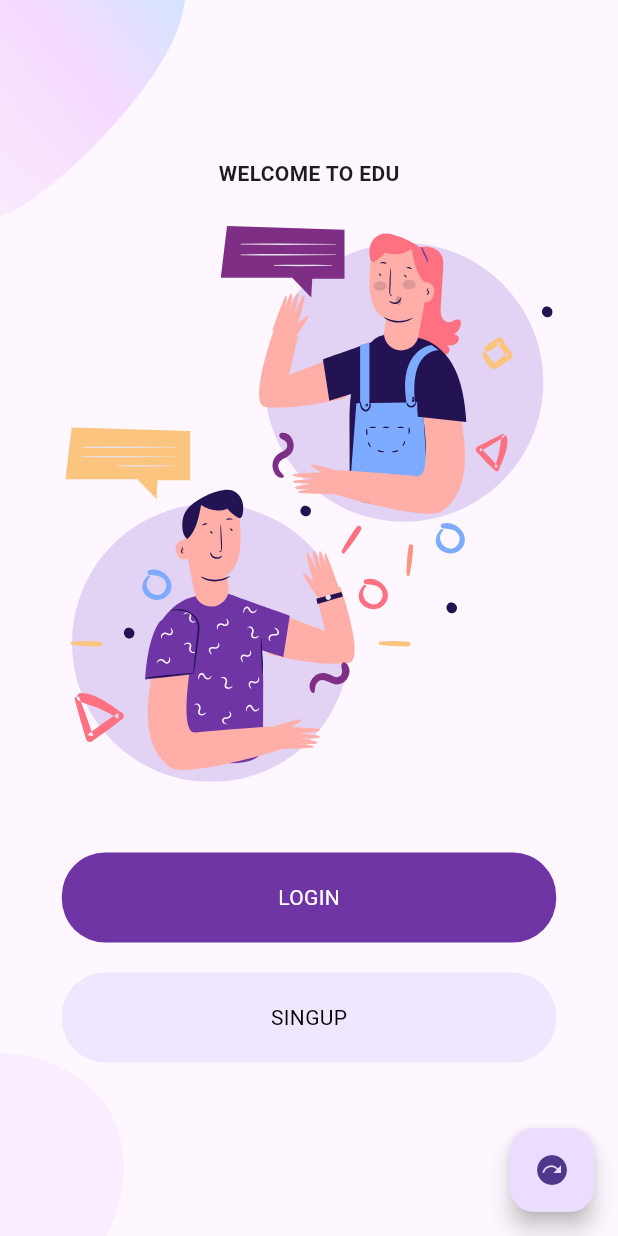
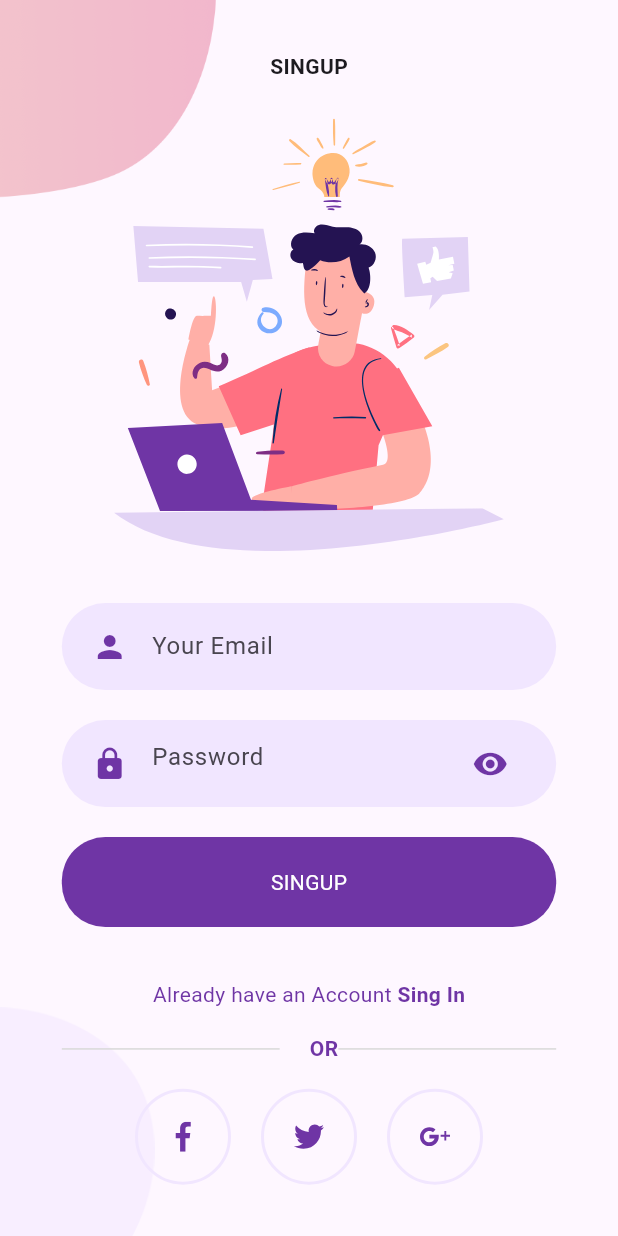
Before and after one commit to obidkhandev/homework---14-UI, a Flutter app: the screen it shows after launch, after a tap on "SINGUP", on a phone screen of 412 x 824 dp. Run offline on Flutter 3.47's test engine with Material 3 defaults, Android fonts, the phone set to English and light mode, and no system bars; our stand-ins replace flutter_svg.

Commit message:
completed one ui

```diff
--- a/lib/ui_8/screen/login/body.dart
+++ b/lib/ui_8/screen/login/body.dart
@@ -1,11 +1,12 @@
 import 'package:flutter/material.dart';
 import 'package:flutter_svg/flutter_svg.dart';
 import 'package:modul_4_homework_obidxon/ui_8/components/rounded_button.dart';
-import 'package:modul_4_homework_obidxon/ui_8/constants.dart';
+// import 'package:modul_4_homework_obidxon/ui_8/constants.dart';
 import 'package:modul_4_homework_obidxon/ui_8/screen/login/background.dart';
+import 'package:modul_4_homework_obidxon/ui_8/screen/sing_up/singup_screen.dart';
 import 'package:modul_4_homework_obidxon/ui_8/widget/already_have_an_account.dart';
 import 'package:modul_4_homework_obidxon/ui_8/widget/rounded_input_field.dart';
-import 'package:modul_4_homework_obidxon/ui_8/widget/text_field_container.dart';
+// import 'package:modul_4_homework_obidxon/ui_8/widget/text_field_container.dart';
 
 import '../../widget/rounded_password_field.dart';
 
@@ -16,16 +17,22 @@ class LoginBodyUi8 extends StatelessWidget {
 
   @override
   Widget build(BuildContext context) {
-    // Size size = MediaQuery.of(context).size;
+    Size size = MediaQuery.of(context).size;
     return BackgroundUi8(
       child: Column(
         mainAxisAlignment: MainAxisAlignment.center,
         children: [
           Text(
-            'Login',
+            'Login'.toUpperCase(),
             style: TextStyle(fontWeight: FontWeight.bold),
           ),
+          SizedBox(
+            height: size.height * 0.03,
+          ),
           SvgPicture.asset('assets/ui_8/icons/login.svg'),
+          SizedBox(
+            height: size.height * 0.03,
+          ),
           RoundedInputField(
             hintText: 'Your Email',
             onChanged: (value) {},
@@ -33,9 +40,24 @@ class LoginBodyUi8 extends StatelessWidget {
           RoundedPasswordField(
             onChanged: (value) {},
           ),
-          RoundedButtonUi8(text: 'Login', press: () {}),
+          RoundedButtonUi8(
+            text: 'Login',
+            press: () {},
+          ),
+          SizedBox(
+            height: size.height * 0.03,
+          ),
           AlReadyAnAccountCheck(
-            press: (){},
+            press: () {
+              Navigator.push(
+                context,
+                MaterialPageRoute(
+                  builder: (context) {
+                    return SingUpUi8();
+                  },
+                ),
+              );
+            },
           ),
         ],
       ),
--- /dev/null
+++ b/lib/ui_8/screen/sing_up/backround.dart
@@ -0,0 +1,41 @@
+import 'package:flutter/material.dart';
+
+class SingUpBackgroundUi8 extends StatelessWidget {
+  const SingUpBackgroundUi8({
+    super.key,
+    required this.child,
+  });
+
+  final Widget child;
+
+  @override
+  Widget build(BuildContext context) {
+    Size size = MediaQuery.of(context).size;
+    return SizedBox(
+      height: size.height,
+      width: double.infinity,
+      child: Stack(
+        alignment: Alignment.center,
+        children: [
+          Positioned(
+            left: 0,
+            top: 0,
+            child: Image.asset(
+              'assets/ui_8/images/signup_top.png',
+              width: size.width * 0.35,
+            ),
+          ),
+          Positioned(
+            left: 0,
+            bottom: 0,
+            child: Image.asset(
+              'assets/ui_8/images/main_bottom.png',
+              width: size.width * 0.25,
+            ),
+          ),
+          child,
+        ],
+      ),
+    );
+  }
+}
--- /dev/null
+++ b/lib/ui_8/screen/sing_up/body.dart
@@ -0,0 +1,84 @@
+import 'package:flutter/material.dart';
+import 'package:flutter_svg/flutter_svg.dart';
+import 'package:modul_4_homework_obidxon/ui_8/components/rounded_button.dart';
+import 'package:modul_4_homework_obidxon/ui_8/constants.dart';
+import 'package:modul_4_homework_obidxon/ui_8/screen/login/login_screen.dart';
+import 'package:modul_4_homework_obidxon/ui_8/screen/sing_up/backround.dart';
+import 'package:modul_4_homework_obidxon/ui_8/screen/sing_up/local_icon.dart';
+import 'package:modul_4_homework_obidxon/ui_8/screen/sing_up/or_divider.dart';
+import 'package:modul_4_homework_obidxon/ui_8/widget/already_have_an_account.dart';
+import 'package:modul_4_homework_obidxon/ui_8/widget/rounded_input_field.dart';
+import 'package:modul_4_homework_obidxon/ui_8/widget/rounded_password_field.dart';
+
+class SingUpBodyUi8 extends StatelessWidget {
+  final Widget child;
+  const SingUpBodyUi8({super.key, required this.child});
+
+  @override
+  Widget build(BuildContext context) {
+    Size size = MediaQuery.of(context).size;
+    return SingleChildScrollView(
+      child: SingUpBackgroundUi8(
+        child: Column(
+          mainAxisAlignment: MainAxisAlignment.center,
+          children: [
+            Text(
+              'SingUp'.toUpperCase(),
+              style: TextStyle(fontWeight: FontWeight.bold),
+            ),
+            SizedBox(
+              height: size.height * 0.03,
+            ),
+            SvgPicture.asset(
+              'assets/ui_8/icons/signup.svg',
+              height: size.height * 0.35,
+            ),
+            SizedBox(
+              height: size.height * 0.03,
+            ),
+            RoundedInputField(
+              hintText: 'Your Email',
+              onChanged: (value) {},
+            ),
+            RoundedPasswordField(onChanged: (value) {}),
+            RoundedButtonUi8(
+              text: 'SingUp'.toUpperCase(),
+              press: () {},
+            ),
+            SizedBox(
+              height: size.height * 0.03,
+            ),
+            AlReadyAnAccountCheck(
+              press: () {
+                Navigator.push(
+                  context,
+                  MaterialPageRoute(
+                    builder: (context) {
+                      return LoginScreenUi8();
+                    },
+                  ),
+                );
+              },
+              login: false,
+            ),
+            OrDividerUi8(),
+            Row(
+              mainAxisAlignment: MainAxisAlignment.center,
+              children: [
+                LocalIcon(
+                  imgIcon: 'assets/ui_8/icons/facebook.svg',
+                ),
+                LocalIcon(
+                  imgIcon: 'assets/ui_8/icons/twitter.svg',
+                ),
+                LocalIcon(
+                  imgIcon: 'assets/ui_8/icons/google-plus.svg',
+                ),
+              ],
+            ),
+          ],
+        ),
+      ),
+    );
+  }
+}
--- /dev/null
+++ b/lib/ui_8/screen/sing_up/local_icon.dart
@@ -0,0 +1,37 @@
+import 'package:flutter/material.dart';
+import 'package:flutter_svg/svg.dart';
+import 'package:modul_4_homework_obidxon/ui_8/constants.dart';
+
+class LocalIcon extends StatelessWidget {
+  final String imgIcon;
+  final Function()? press;
+  const LocalIcon({
+    super.key,
+    required this.imgIcon,
+    this.press,
+  });
+
+  @override
+  Widget build(BuildContext context) {
+    return GestureDetector(
+      onTap: press,
+      child: Container(
+        padding: const EdgeInsets.all(20),
+        margin: EdgeInsets.symmetric(horizontal: 10),
+        decoration: BoxDecoration(
+          border: Border.all(
+            width: 2,
+            color: kPrimaryLightColorUi8,
+          ),
+          shape: BoxShape.circle,
+        ),
+        child: SvgPicture.asset(
+          imgIcon,
+          color: kPrimaryColorUi8,
+          width: 20,
+          height: 20,
+        ),
+      ),
+    );
+  }
+}
--- /dev/null
+++ b/lib/ui_8/screen/sing_up/or_divider.dart
@@ -0,0 +1,40 @@
+import 'package:flutter/material.dart';
+import 'package:modul_4_homework_obidxon/ui_8/constants.dart';
+
+class OrDividerUi8 extends StatelessWidget {
+  const OrDividerUi8({super.key});
+
+  @override
+  Widget build(BuildContext context) {
+    Size size = MediaQuery.of(context).size;
+    return Container(
+      margin: EdgeInsets.symmetric(vertical: size.height * 0.02),
+      width: size.width * 0.8,
+      child: Row(
+        children: [
+          buildDivider(),
+          Padding(
+            padding: EdgeInsets.symmetric(horizontal: 10),
+          ),
+          Text(
+            'OR',
+            style: TextStyle(
+              color: kPrimaryColorUi8,
+              fontWeight: FontWeight.w600,
+            ),
+          ),
+          buildDivider(),
+        ],
+      ),
+    );
+  }
+
+  Expanded buildDivider() {
+    return Expanded(
+      child: Divider(
+        color: Color(0xFFD9D9D9),
+        height: 1.5,
+      ),
+    );
+  }
+}
--- /dev/null
+++ b/lib/ui_8/screen/sing_up/singup_screen.dart
@@ -0,0 +1,15 @@
+import 'package:flutter/material.dart';
+import 'package:modul_4_homework_obidxon/ui_8/screen/sing_up/body.dart';
+
+class SingUpUi8 extends StatelessWidget {
+  const SingUpUi8({super.key});
+
+  @override
+  Widget build(BuildContext context) {
+    return Scaffold(
+      body: SingUpBodyUi8(
+        child: Column(),
+      ),
+    );
+  }
+}
--- a/lib/ui_8/screen/welcome/body.dart
+++ b/lib/ui_8/screen/welcome/body.dart
@@ -4,6 +4,7 @@ import 'package:modul_4_homework_obidxon/ui_3/constants.dart';
 import 'package:modul_4_homework_obidxon/ui_8/components/rounded_button.dart';
 import 'package:modul_4_homework_obidxon/ui_8/constants.dart';
 import 'package:modul_4_homework_obidxon/ui_8/screen/login/login_screen.dart';
+import 'package:modul_4_homework_obidxon/ui_8/screen/sing_up/singup_screen.dart';
 import 'package:modul_4_homework_obidxon/ui_8/screen/welcome/background.dart';
 
 class BodyUi8 extends StatelessWidget {
@@ -34,7 +35,7 @@ class BodyUi8 extends StatelessWidget {
               Navigator.push(
                 context,
                 MaterialPageRoute(builder: (context) {
-                  return LoginScreenUi8();
+                  return const LoginScreenUi8();
                 },),
               );
             },
@@ -43,7 +44,14 @@ class BodyUi8 extends StatelessWidget {
             text: 'singUp',
             textColor: kBackColor,
             color: kPrimaryLightColorUi8,
-            press: () {},
+            press: () {
+              Navigator.push(
+                context,
+                MaterialPageRoute(builder: (context) {
+                  return const SingUpUi8();
+                },),
+              );
+            },
           ),
         ],
       ),
--- a/lib/ui_8/widget/already_have_an_account.dart
+++ b/lib/ui_8/widget/already_have_an_account.dart
@@ -16,7 +16,7 @@ class AlReadyAnAccountCheck extends StatelessWidget {
       mainAxisAlignment: MainAxisAlignment.center,
       children: [
         Text(
-          login? 'Don\'t have an account ? ': 'Already have an Account',
+          login ? 'Don\'t have an account ? ' : 'Already have an Account ',
           style: TextStyle(color: kPrimaryColorUi8),
         ),
         GestureDetector(
@@ -27,7 +27,8 @@ class AlReadyAnAccountCheck extends StatelessWidget {
               color: kPrimaryColorUi8,
               fontWeight: FontWeight.bold,
             ),
-            ))
+          ),
+        ),
       ],
     );
   }
```
Lines whose indentation alone changed are shown as unchanged.
